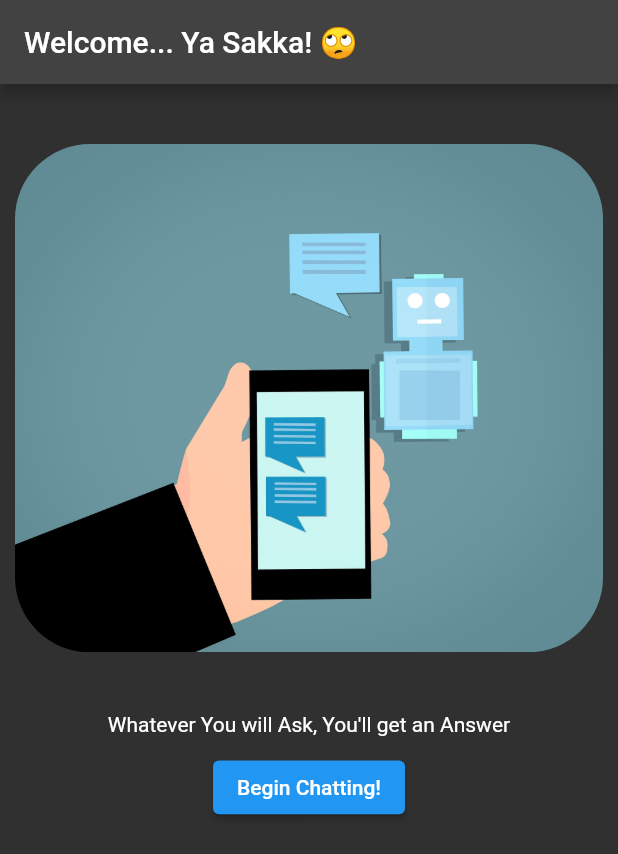
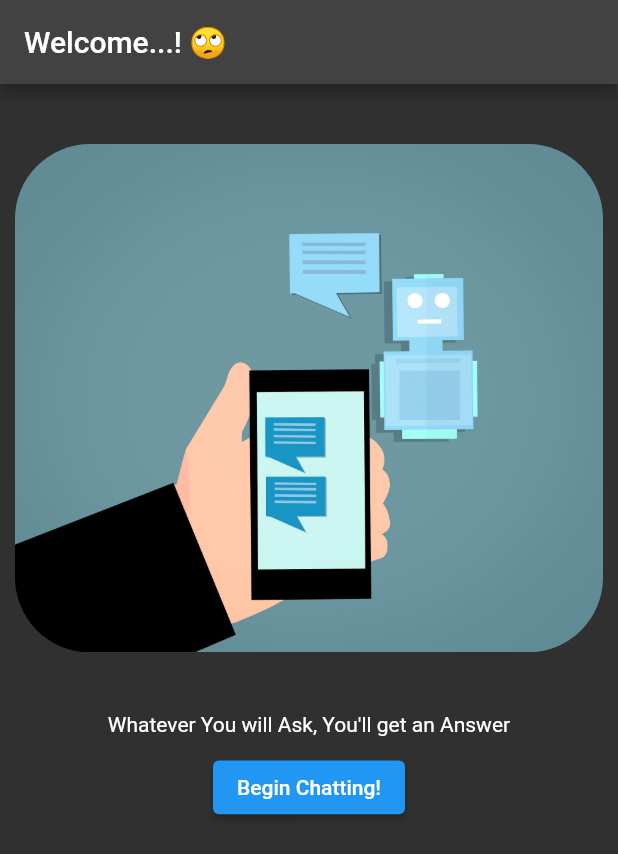
Before and after one commit to 3bdulra7manAmir/ChatGPT_bot, a Flutter app: the WelcomeScreen screen opened directly, on a phone screen of 412 x 824 dp. Shown: the top 854 px of the screen. Run offline on Flutter 3.47's test engine with Material 2 defaults, Android fonts, the phone set to English and light mode, and no system bars; missing offline and left inert: final_chatgpt; statements that could not run were skipped.

Commit message:
AppBarTitleEdit_AbdulrahmanAmir

```diff
--- a/lib/screens/welcome_screen.dart
+++ b/lib/screens/welcome_screen.dart
@@ -14,7 +14,7 @@ class WelcomeScreen extends StatelessWidget
       (
         title: const Text
         (
-          "Welcome... Ya Sakka! 🙄",
+          "Welcome...! 🙄",
           style: TextStyle(fontSize: 20),
         ),
       ),
```
